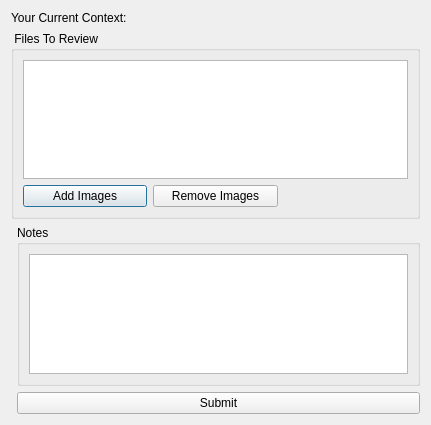
Qt form resources/dialog.ui (mayurcool/tk-multi-submitForReview) before a commit.
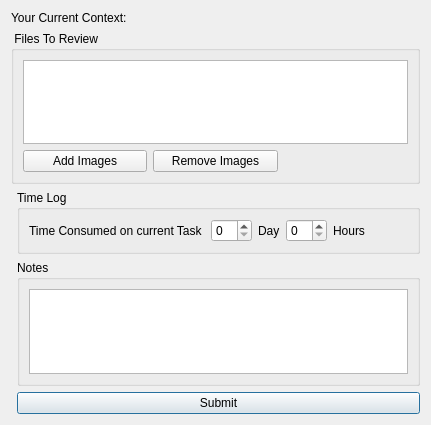
The same form after that commit.

Commit message: updated file copying and time logging feature

```diff
--- a/resources/dialog.ui
+++ b/resources/dialog.ui
@@ -30,6 +30,25 @@
      </property>
     </widget>
    </item>
+   <item row="4" column="1">
+    <widget class="QPushButton" name="pb_submit">
+     <property name="text">
+      <string>Submit</string>
+     </property>
+    </widget>
+   </item>
+   <item row="3" column="1">
+    <widget class="QGroupBox" name="groupBox_2">
+     <property name="title">
+      <string>Notes</string>
+     </property>
+     <layout class="QGridLayout" name="gridLayout_2">
+      <item row="1" column="0">
+       <widget class="QTextEdit" name="te_notes"/>
+      </item>
+     </layout>
+    </widget>
+   </item>
    <item row="1" column="0" colspan="2">
     <widget class="QGroupBox" name="groupBox">
      <property name="title">
@@ -57,24 +76,58 @@
     </widget>
    </item>
    <item row="2" column="1">
-    <widget class="QGroupBox" name="groupBox_2">
+    <widget class="QGroupBox" name="groupBox_3">
      <property name="title">
-      <string>Notes</string>
+      <string>Time Log</string>
      </property>
-     <layout class="QGridLayout" name="gridLayout_2">
+     <layout class="QGridLayout" name="gridLayout_4">
       <item row="0" column="0">
-       <widget class="QTextEdit" name="te_notes"/>
+       <layout class="QHBoxLayout" name="horizontalLayout">
+        <item>
+         <widget class="QLabel" name="label_3">
+          <property name="text">
+           <string>Time Consumed on current Task </string>
+          </property>
+         </widget>
+        </item>
+        <item>
+         <widget class="QSpinBox" name="spB_day"/>
+        </item>
+        <item>
+         <widget class="QLabel" name="label">
+          <property name="text">
+           <string>Day</string>
+          </property>
+         </widget>
+        </item>
+        <item>
+         <widget class="QSpinBox" name="spB_hrs"/>
+        </item>
+        <item>
+         <widget class="QLabel" name="label_2">
+          <property name="text">
+           <string>Hours</string>
+          </property>
+         </widget>
+        </item>
+        <item>
+         <spacer name="horizontalSpacer">
+          <property name="orientation">
+           <enum>Qt::Horizontal</enum>
+          </property>
+          <property name="sizeHint" stdset="0">
+           <size>
+            <width>40</width>
+            <height>20</height>
+           </size>
+          </property>
+         </spacer>
+        </item>
+       </layout>
       </item>
      </layout>
     </widget>
    </item>
-   <item row="3" column="1">
-    <widget class="QPushButton" name="pb_submit">
-     <property name="text">
-      <string>Submit</string>
-     </property>
-    </widget>
-   </item>
   </layout>
   <zorder>groupBox_2</zorder>
   <zorder>groupBox</zorder>
```
Left out of the diff: 1 changed line with no effect on the pictures. The commit also changes 4 other files.
